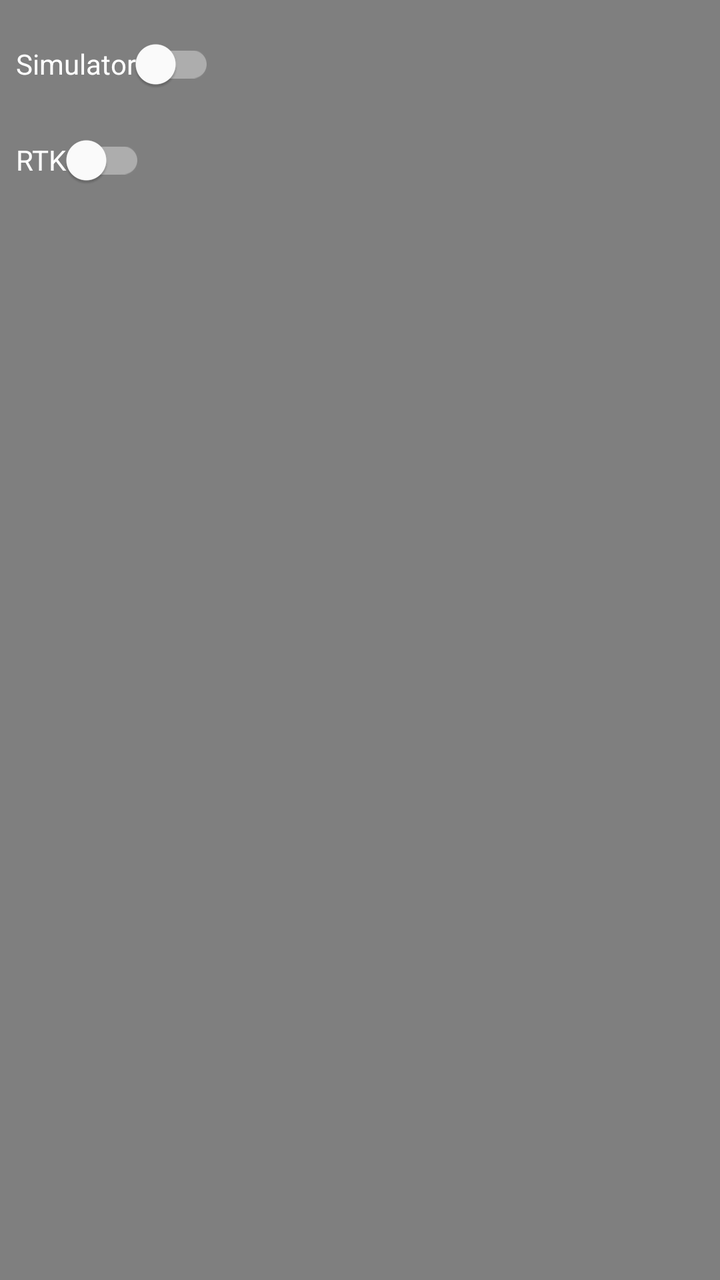
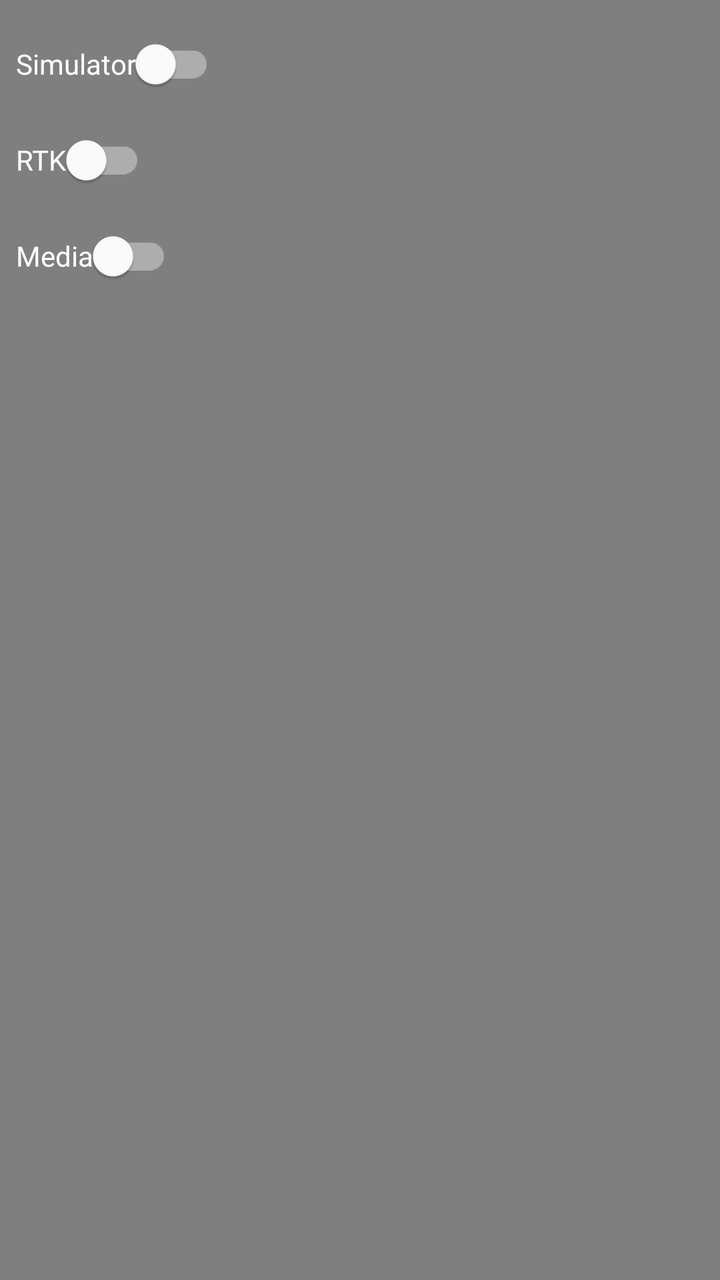

Two renders of the same Android screen: before a commit and after it. Below are the layout's source before the change and the commit's diff.
<!-- AndroidManifest.xml: application theme Theme.UAVMonitor -->
<!-- res/layout/overlay_right_panel.xml -->
<LinearLayout
    xmlns:android="http://schemas.android.com/apk/res/android"
    android:id="@+id/sliding_panel_right"
    android:layout_width="wrap_content"
    android:layout_height="wrap_content"
    android:layout_gravity="center_vertical|end"
    android:orientation="vertical"
    android:background="#80000000"
    android:padding="8dp"
    android:translationX="0dp"> 

    
    <com.google.android.material.switchmaterial.SwitchMaterial
        android:id="@+id/switch_simulator"
        android:layout_width="wrap_content"
        android:layout_height="wrap_content"
        android:textColor="#FFFFFF"
        android:text="@string/simulator_switch" />

    
    <com.google.android.material.switchmaterial.SwitchMaterial
        android:id="@+id/switch_rtk"
        android:layout_width="wrap_content"
        android:layout_height="wrap_content"
        android:textColor="#FFFFFF"
        android:text="@string/rtk_switch" />
</LinearLayout>
<!-- resources referenced by this layout -->
<resources>
  <string name="rtk_switch">RTK</string>
  <string name="simulator_switch">Simulator</string>
  <style name="Theme.UAVMonitor" parent="Theme.MaterialComponents.DayNight.DarkActionBar">
          
          <item name="colorPrimary">@color/purple_500</item>
          <item name="colorPrimaryVariant">@color/purple_700</item>
          <item name="colorOnPrimary">@color/white</item>
          
          <item name="colorSecondary">@color/teal_200</item>
          <item name="colorSecondaryVariant">@color/teal_700</item>
          <item name="colorOnSecondary">@color/black</item>
          
          <item name="android:statusBarColor" tools:targetApi="l">?attr/colorPrimaryVariant</item>
          
      </style>
  <color name="purple_500">#FF6200EE</color>
  <color name="purple_700">#FF3700B3</color>
  <color name="white">#FFFFFFFF</color>
  <color name="teal_200">#FF03DAC5</color>
  <color name="teal_700">#FF018786</color>
  <color name="black">#FF000000</color>
</resources>

<!-- the commit's change to res/layout/overlay_right_panel.xml (unified diff, before → after) -->
@@ -24,4 +24,12 @@
         android:layout_height="wrap_content"
         android:textColor="#FFFFFF"
         android:text="@string/rtk_switch" />
+
+    
+    <com.google.android.material.switchmaterial.SwitchMaterial
+        android:id="@+id/switch_media"
+        android:layout_width="wrap_content"
+        android:layout_height="wrap_content"
+        android:textColor="#FFFFFF"
+        android:text="@string/media_switch" />
 </LinearLayout>
<!-- resource entries referenced after the edit -->
@@ -1,5 +1,6 @@
 <!-- resources referenced by this layout -->
 <resources>
+  <string name="media_switch">Media</string>
   <string name="rtk_switch">RTK</string>
   <string name="simulator_switch">Simulator</string>
   <style name="Theme.UAVMonitor" parent="Theme.MaterialComponents.DayNight.DarkActionBar">
